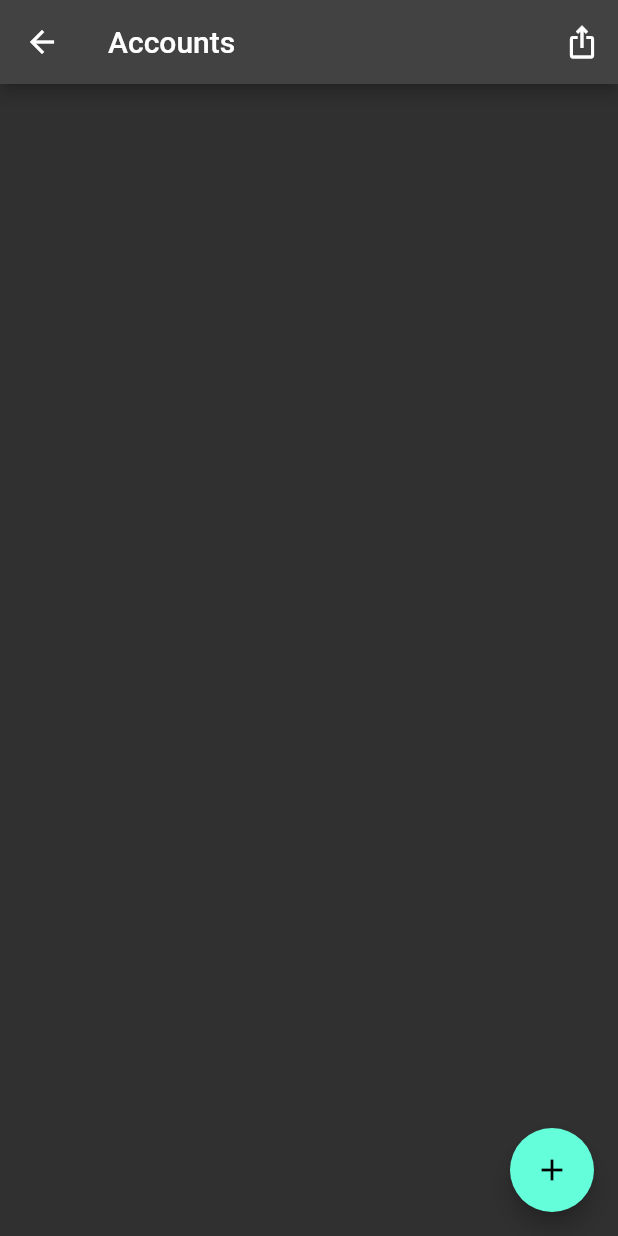
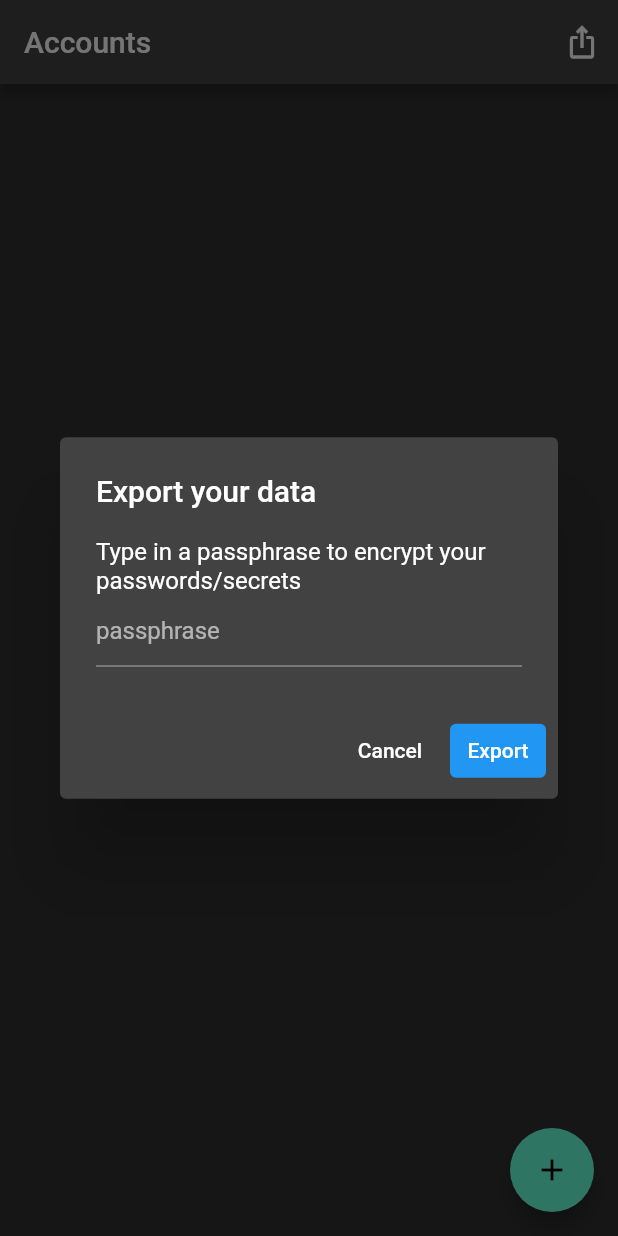
Before and after one commit to vinayakvivek/saver, a Flutter app: the HomeScreen screen opened directly, after a tap on the "ios share" icon, on a phone screen of 412 x 824 dp. Run offline on Flutter 3.47's test engine with Material 2 defaults, Android fonts, the phone set to English and light mode, and no system bars; our stand-ins replace flutter_hooks, flutter_secure_storage, flutter_slidable, hive, hive_flutter, hooks_riverpod and 1 more; missing offline and left inert: encrypt; accounts and stored records are empty.

Commit message:
Add export dialog

```diff
--- a/lib/main.dart
+++ b/lib/main.dart
@@ -27,8 +27,10 @@ void main() async {
     print('boxKey: ' + key.toString());
   }
 
-  await Hive.openBox<Account>(kAccountBox,
-      encryptionCipher: HiveAesCipher(key));
+  await Hive.openBox<Account>(
+    kAccountBox,
+    encryptionCipher: HiveAesCipher(key),
+  );
   runApp(
     const ProviderScope(
       child: MyApp(),
--- a/lib/screens/auth_screen.dart
+++ b/lib/screens/auth_screen.dart
@@ -16,7 +16,7 @@ class AuthScreen extends HookConsumerWidget {
             final auth =
                 await localAuth.authenticate(localizedReason: "re-auth");
             if (auth) {
-              Navigator.push(context,
+              Navigator.pushReplacement(context,
                   MaterialPageRoute(builder: (context) => const HomeScreen()));
             }
           },
--- a/lib/screens/home_screen.dart
+++ b/lib/screens/home_screen.dart
@@ -1,9 +1,7 @@
-import 'dart:io';
-
 import 'package:flutter/material.dart';
+import 'package:flutter_hooks/flutter_hooks.dart';
 import 'package:hive_flutter/hive_flutter.dart';
 import 'package:hooks_riverpod/hooks_riverpod.dart';
-import 'package:path_provider/path_provider.dart';
 import 'package:saver/models/account.dart';
 import 'package:saver/boxes.dart';
 import 'package:saver/screens/account_screen.dart';
@@ -15,14 +13,64 @@ class HomeScreen extends HookConsumerWidget {
 
   @override
   Widget build(BuildContext context, WidgetRef ref) {
+    final passphrase = useState("");
+    final showSnackbar = useCallback((String text) {
+      ScaffoldMessenger.of(context).showSnackBar(
+        SnackBar(content: Text(text)),
+      );
+    }, []);
     return Scaffold(
       appBar: AppBar(
         title: const Text("Accounts"),
         actions: [
           IconButton(
-            onPressed: () async {
-              exportAccountsToFile(passphrase: "test");
-            },
+            onPressed: () => showDialog<String>(
+              context: context,
+              builder: (BuildContext context) => AlertDialog(
+                title: const Text('Export your data'),
+                content: Column(
+                  mainAxisSize: MainAxisSize.min,
+                  children: [
+                    const Text(
+                        'Type in a passphrase to encrypt your passwords/secrets'),
+                    TextField(
+                      decoration: const InputDecoration(hintText: 'passphrase'),
+                      onChanged: (value) => passphrase.value = value,
+                    )
+                  ],
+                ),
+                actions: <Widget>[
+                  TextButton(
+                    onPressed: () => Navigator.pop(context, 'Cancel'),
+                    child: const Text('Cancel'),
+                  ),
+                  TextButton(
+                    style: ButtonStyle(
+                      backgroundColor:
+                          MaterialStateProperty.all<Color>(Colors.blue),
+                    ),
+                    onPressed: () async {
+                      if (passphrase.value.isEmpty) {
+                        showSnackbar('Please enter a passphrase');
+                      } else {
+                        // TODO: use either to manage error flow
+                        try {
+                          final outFile = await exportAccountsToFile(
+                              passphrase: passphrase.value);
+                          print('Exported data to: ${outFile.path}');
+                          showSnackbar('Exported successfully');
+                          Navigator.pop(context, 'Export');
+                        } catch (err) {
+                          print(err);
+                          showSnackbar('Error while exporting');
+                        }
+                      }
+                    },
+                    child: const Text('Export'),
+                  ),
+                ],
+              ),
+            ),
             icon: const Icon(Icons.ios_share),
           ),
         ],
--- a/lib/utils.dart
+++ b/lib/utils.dart
@@ -19,16 +19,14 @@ String dateString() {
   return "${date.day}_${date.month}_${date.year}_${date.hour}_${date.minute}_${date.second}";
 }
 
-void exportAccountsToFile({required String passphrase}) async {
-  final box = Boxes.getAccounts();
-  final accounts = box.values.toList().cast<Account>();
-  print(accounts);
-
+Future<File> exportAccountsToFile({required String passphrase}) async {
   passphrase = paddedPassphrase(passphrase);
   final key = Key.fromUtf8(passphrase);
   final iv = IV.fromLength(16);
   final encrypter = Encrypter(AES(key));
 
+  final box = Boxes.getAccounts();
+  final accounts = box.values.toList().cast<Account>();
   Map<String, dynamic> accountsMap = {
     'accounts': accounts
         .map((account) => {
@@ -50,5 +48,5 @@ void exportAccountsToFile({required String passphrase}) async {
   final fileName = "data_export_${dateString()}.json";
   final file = File("${directory.path}/$fileName");
   final outFile = await file.writeAsString(content);
-  print(outFile.path);
+  return outFile;
 }
```
